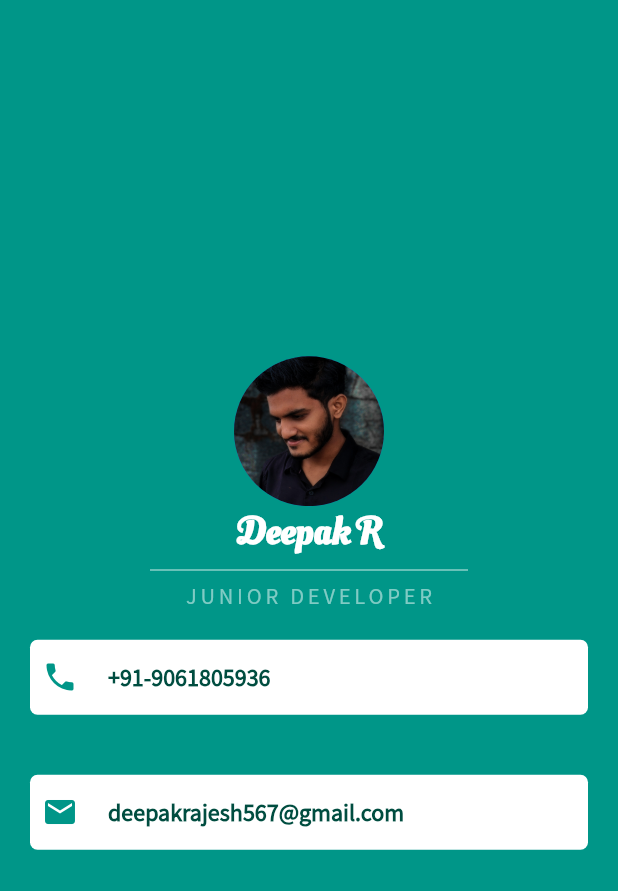
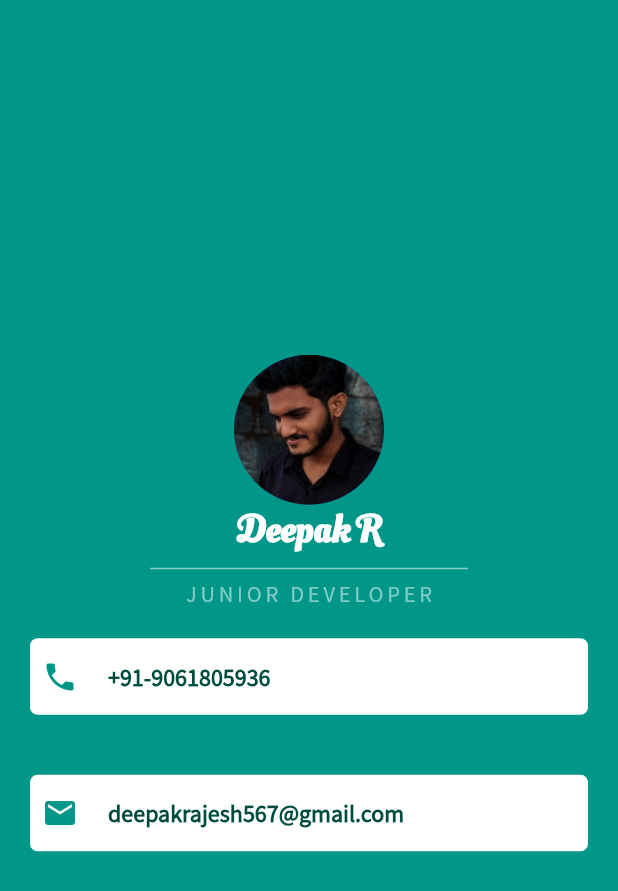
Before and after one commit to Deepakr07/Buisness-Card, a Flutter app: the screen it shows after launch, on a phone screen of 412 x 824 dp. Shown: the top 891 px of the screen. Run offline on Flutter 3.47's test engine with Material 2 defaults, Android fonts, the phone set to English and light mode, and no system bars.

Commit message:
created buisness card

```diff
--- a/lib/myApp.dart
+++ b/lib/myApp.dart
@@ -41,7 +41,7 @@ class myApp extends StatelessWidget {
                   color: Colors.teal.shade200),
             ),
             Container(
-              height: 50,
+              height: 51,
               decoration: BoxDecoration(
                   borderRadius: BorderRadius.circular(5), color: Colors.white),
               margin: EdgeInsets.symmetric(horizontal: 20, vertical: 20),
@@ -65,7 +65,7 @@ class myApp extends StatelessWidget {
               ),
             ),
             Container(
-              height: 50,
+              height: 51,
               decoration: BoxDecoration(
                   borderRadius: BorderRadius.circular(5), color: Colors.white),
               margin: EdgeInsets.symmetric(horizontal: 20, vertical: 20),
```
